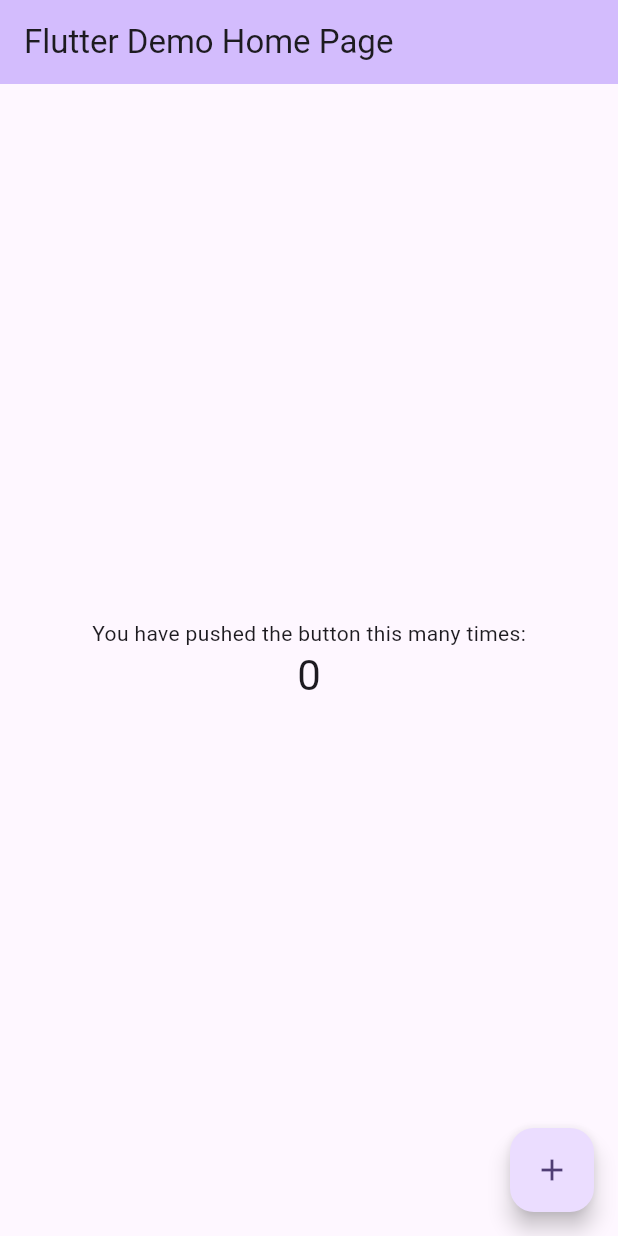
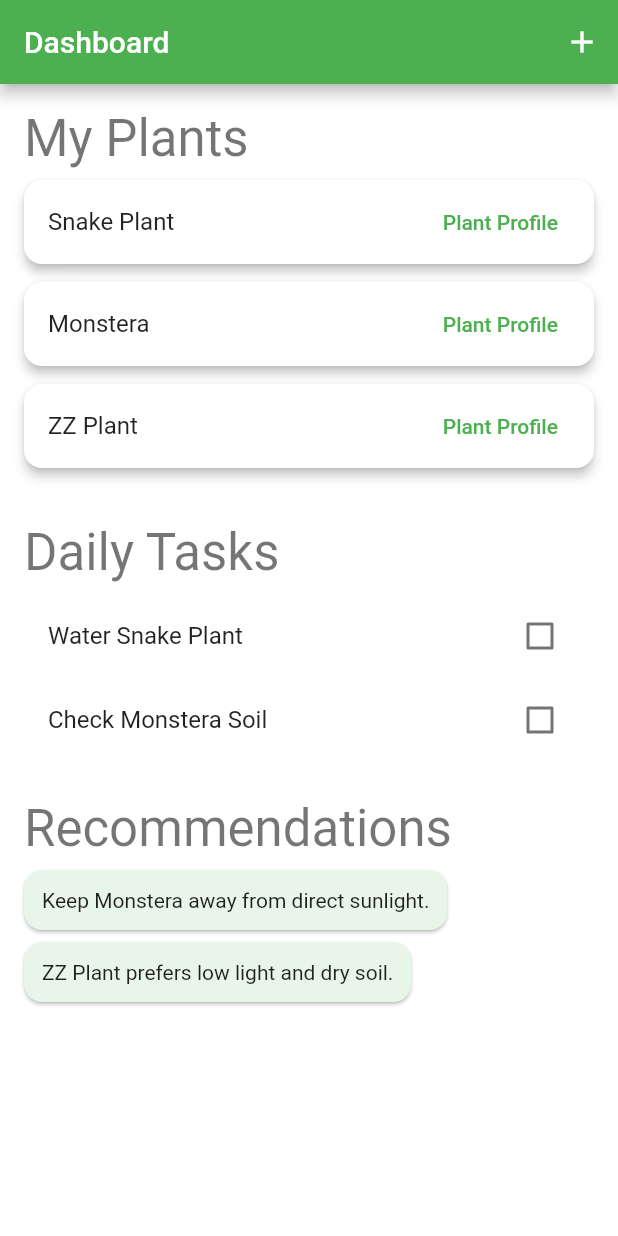
Before and after one commit to wokidoo/soen357, a Flutter app: the screen it shows after launch, on a phone screen of 412 x 824 dp. Run offline on Flutter 3.47's test engine with Material 3 defaults, Android fonts, the phone set to English and light mode, and no system bars.

Commit message:
Dashboard page create with place holder sections

```diff
--- a/lib/main.dart
+++ b/lib/main.dart
@@ -1,125 +1,142 @@
 import 'package:flutter/material.dart';
 
 void main() {
-  runApp(const MyApp());
+  runApp(const PlantApp());
 }
 
-class MyApp extends StatelessWidget {
-  const MyApp({super.key});
+class PlantApp extends StatelessWidget {
+  const PlantApp({super.key});
 
-  // This widget is the root of your application.
   @override
   Widget build(BuildContext context) {
     return MaterialApp(
-      title: 'Flutter Demo',
+      title: 'Dashboard',
       theme: ThemeData(
-        // This is the theme of your application.
-        //
-        // TRY THIS: Try running your application with "flutter run". You'll see
-        // the application has a purple toolbar. Then, without quitting the app,
-        // try changing the seedColor in the colorScheme below to Colors.green
-        // and then invoke "hot reload" (save your changes or press the "hot
-        // reload" button in a Flutter-supported IDE, or press "r" if you used
-        // the command line to start the app).
-        //
-        // Notice that the counter didn't reset back to zero; the application
-        // state is not lost during the reload. To reset the state, use hot
-        // restart instead.
-        //
-        // This works for code too, not just values: Most code changes can be
-        // tested with just a hot reload.
-        colorScheme: ColorScheme.fromSeed(seedColor: Colors.deepPurple),
-        useMaterial3: true,
+        useMaterial3: false,
+        primarySwatch: Colors.green,
+        scaffoldBackgroundColor: Colors.white,
       ),
-      home: const MyHomePage(title: 'Flutter Demo Home Page'),
+      home: const DashboardPage(),
     );
   }
 }
 
-class MyHomePage extends StatefulWidget {
-  const MyHomePage({super.key, required this.title});
+class DashboardPage extends StatelessWidget {
+  const DashboardPage({super.key});
 
-  // This widget is the home page of your application. It is stateful, meaning
-  // that it has a State object (defined below) that contains fields that affect
-  // how it looks.
-
-  // This class is the configuration for the state. It holds the values (in this
-  // case the title) provided by the parent (in this case the App widget) and
-  // used by the build method of the State. Fields in a Widget subclass are
-  // always marked "final".
-
-  final String title;
-
-  @override
-  State<MyHomePage> createState() => _MyHomePageState();
-}
-
-class _MyHomePageState extends State<MyHomePage> {
-  int _counter = 0;
-
-  void _incrementCounter() {
-    setState(() {
-      // This call to setState tells the Flutter framework that something has
-      // changed in this State, which causes it to rerun the build method below
-      // so that the display can reflect the updated values. If we changed
-      // _counter without calling setState(), then the build method would not be
-      // called again, and so nothing would appear to happen.
-      _counter++;
-    });
-  }
+  final List<Map<String, String>> plants = const [
+    {"name": "Snake Plant"},
+    {"name": "Monstera"},
+    {"name": "ZZ Plant"},
+  ];
 
   @override
   Widget build(BuildContext context) {
-    // This method is rerun every time setState is called, for instance as done
-    // by the _incrementCounter method above.
-    //
-    // The Flutter framework has been optimized to make rerunning build methods
-    // fast, so that you can just rebuild anything that needs updating rather
-    // than having to individually change instances of widgets.
     return Scaffold(
       appBar: AppBar(
-        // TRY THIS: Try changing the color here to a specific color (to
-        // Colors.amber, perhaps?) and trigger a hot reload to see the AppBar
-        // change color while the other colors stay the same.
-        backgroundColor: Theme.of(context).colorScheme.inversePrimary,
-        // Here we take the value from the MyHomePage object that was created by
-        // the App.build method, and use it to set our appbar title.
-        title: Text(widget.title),
+        title: const Text('Dashboard'),
+        actions: [
+          IconButton(
+            icon: const Icon(Icons.add),
+            onPressed: () {
+              // Add plant logic
+            },
+          )
+        ],
       ),
-      body: Center(
-        // Center is a layout widget. It takes a single child and positions it
-        // in the middle of the parent.
+      body: SingleChildScrollView(
+        padding: const EdgeInsets.all(16),
         child: Column(
-          // Column is also a layout widget. It takes a list of children and
-          // arranges them vertically. By default, it sizes itself to fit its
-          // children horizontally, and tries to be as tall as its parent.
-          //
-          // Column has various properties to control how it sizes itself and
-          // how it positions its children. Here we use mainAxisAlignment to
-          // center the children vertically; the main axis here is the vertical
-          // axis because Columns are vertical (the cross axis would be
-          // horizontal).
-          //
-          // TRY THIS: Invoke "debug painting" (choose the "Toggle Debug Paint"
-          // action in the IDE, or press "p" in the console), to see the
-          // wireframe for each widget.
-          mainAxisAlignment: MainAxisAlignment.center,
-          children: <Widget>[
-            const Text(
-              'You have pushed the button this many times:',
-            ),
-            Text(
-              '$_counter',
-              style: Theme.of(context).textTheme.headlineMedium,
-            ),
+          crossAxisAlignment: CrossAxisAlignment.start,
+          children: [
+            Text('My Plants',
+                style: Theme.of(context).textTheme.headlineMedium),
+            const SizedBox(height: 8),
+            ...plants.map((plant) => PlantCard(plant: plant)),
+            const SizedBox(height: 24),
+            Text('Daily Tasks',
+                style: Theme.of(context).textTheme.headlineMedium),
+            const SizedBox(height: 8),
+            const TaskCheckbox(label: "Water Snake Plant"),
+            const TaskCheckbox(label: "Check Monstera Soil"),
+            const SizedBox(height: 24),
+            Text('Recommendations',
+                style: Theme.of(context).textTheme.headlineMedium),
+            const SizedBox(height: 8),
+            const TipCard(text: "Keep Monstera away from direct sunlight."),
+            const TipCard(text: "ZZ Plant prefers low light and dry soil."),
           ],
         ),
       ),
-      floatingActionButton: FloatingActionButton(
-        onPressed: _incrementCounter,
-        tooltip: 'Increment',
-        child: const Icon(Icons.add),
-      ), // This trailing comma makes auto-formatting nicer for build methods.
     );
   }
 }
+
+class PlantCard extends StatelessWidget {
+  final Map<String, String> plant;
+
+  const PlantCard({super.key, required this.plant});
+
+  @override
+  Widget build(BuildContext context) {
+    return Card(
+      margin: const EdgeInsets.only(bottom: 12),
+      shape: RoundedRectangleBorder(borderRadius: BorderRadius.circular(12)),
+      elevation: 3,
+      child: ListTile(
+        title: Text(plant['name']!),
+        trailing: TextButton(
+          child: const Text("Plant Profile"),
+          onPressed: () {
+            // Navigate to plant profile
+          },
+        ),
+      ),
+    );
+  }
+}
+
+class TaskCheckbox extends StatefulWidget {
+  final String label;
+
+  const TaskCheckbox({super.key, required this.label});
+
+  @override
+  TaskCheckboxState createState() => TaskCheckboxState();
+}
+
+class TaskCheckboxState extends State<TaskCheckbox> {
+  bool isChecked = false;
+
+  @override
+  Widget build(BuildContext context) {
+    return CheckboxListTile(
+      title: Text(widget.label),
+      value: isChecked,
+      onChanged: (val) {
+        setState(() {
+          isChecked = val ?? false;
+        });
+      },
+    );
+  }
+}
+
+class TipCard extends StatelessWidget {
+  final String text;
+
+  const TipCard({super.key, required this.text});
+
+  @override
+  Widget build(BuildContext context) {
+    return Card(
+      margin: const EdgeInsets.only(bottom: 8),
+      color: Colors.green.shade50,
+      shape: RoundedRectangleBorder(borderRadius: BorderRadius.circular(12)),
+      child: Padding(
+        padding: const EdgeInsets.all(12),
+        child: Text(text),
+      ),
+    );
+  }
+}
```
Also changed, not shown: 1 other file.
